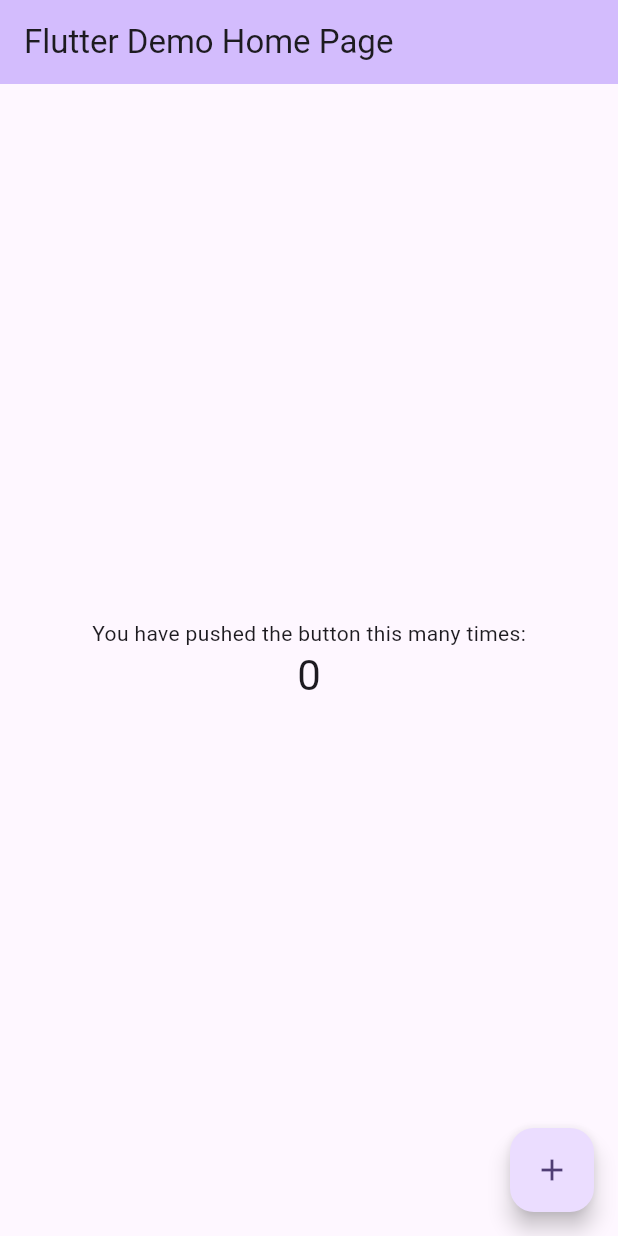
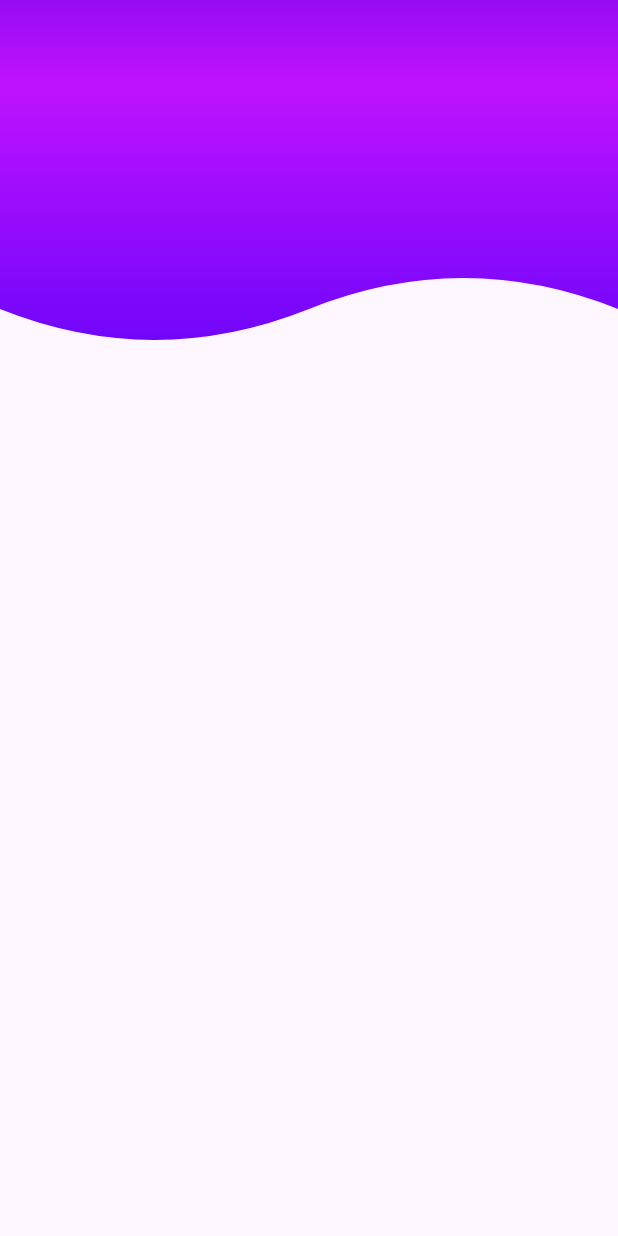
Before and after one commit to Sermio/disenos_app, a Flutter app: the screen it shows after launch, on a phone screen of 412 x 824 dp. Run offline on Flutter 3.47's test engine with Material 3 defaults, Android fonts, the phone set to English and light mode, and no system bars.

Commit message:
section1

```diff
--- a/lib/main.dart
+++ b/lib/main.dart
@@ -1,3 +1,4 @@
+import 'package:disenos_app/src/pages/headers_page.dart';
 import 'package:flutter/material.dart';
 
 void main() {
@@ -10,116 +11,9 @@ class MyApp extends StatelessWidget {
   // This widget is the root of your application.
   @override
   Widget build(BuildContext context) {
-    return MaterialApp(
-      title: 'Flutter Demo',
-      theme: ThemeData(
-        // This is the theme of your application.
-        //
-        // TRY THIS: Try running your application with "flutter run". You'll see
-        // the application has a purple toolbar. Then, without quitting the app,
-        // try changing the seedColor in the colorScheme below to Colors.green
-        // and then invoke "hot reload" (save your changes or press the "hot
-        // reload" button in a Flutter-supported IDE, or press "r" if you used
-        // the command line to start the app).
-        //
-        // Notice that the counter didn't reset back to zero; the application
-        // state is not lost during the reload. To reset the state, use hot
-        // restart instead.
-        //
-        // This works for code too, not just values: Most code changes can be
-        // tested with just a hot reload.
-        colorScheme: ColorScheme.fromSeed(seedColor: Colors.deepPurple),
-        useMaterial3: true,
-      ),
-      home: const MyHomePage(title: 'Flutter Demo Home Page'),
+    return const MaterialApp(
+      title: 'Diseños App',
+      home: HeadersPage(),
     );
   }
 }
-
-class MyHomePage extends StatefulWidget {
-  const MyHomePage({super.key, required this.title});
-
-  // This widget is the home page of your application. It is stateful, meaning
-  // that it has a State object (defined below) that contains fields that affect
-  // how it looks.
-
-  // This class is the configuration for the state. It holds the values (in this
-  // case the title) provided by the parent (in this case the App widget) and
-  // used by the build method of the State. Fields in a Widget subclass are
-  // always marked "final".
-
-  final String title;
-
-  @override
-  State<MyHomePage> createState() => _MyHomePageState();
-}
-
-class _MyHomePageState extends State<MyHomePage> {
-  int _counter = 0;
-
-  void _incrementCounter() {
-    setState(() {
-      // This call to setState tells the Flutter framework that something has
-      // changed in this State, which causes it to rerun the build method below
-      // so that the display can reflect the updated values. If we changed
-      // _counter without calling setState(), then the build method would not be
-      // called again, and so nothing would appear to happen.
-      _counter++;
-    });
-  }
-
-  @override
-  Widget build(BuildContext context) {
-    // This method is rerun every time setState is called, for instance as done
-    // by the _incrementCounter method above.
-    //
-    // The Flutter framework has been optimized to make rerunning build methods
-    // fast, so that you can just rebuild anything that needs updating rather
-    // than having to individually change instances of widgets.
-    return Scaffold(
-      appBar: AppBar(
-        // TRY THIS: Try changing the color here to a specific color (to
-        // Colors.amber, perhaps?) and trigger a hot reload to see the AppBar
-        // change color while the other colors stay the same.
-        backgroundColor: Theme.of(context).colorScheme.inversePrimary,
-        // Here we take the value from the MyHomePage object that was created by
-        // the App.build method, and use it to set our appbar title.
-        title: Text(widget.title),
-      ),
-      body: Center(
-        // Center is a layout widget. It takes a single child and positions it
-        // in the middle of the parent.
-        child: Column(
-          // Column is also a layout widget. It takes a list of children and
-          // arranges them vertically. By default, it sizes itself to fit its
-          // children horizontally, and tries to be as tall as its parent.
-          //
-          // Column has various properties to control how it sizes itself and
-          // how it positions its children. Here we use mainAxisAlignment to
-          // center the children vertically; the main axis here is the vertical
-          // axis because Columns are vertical (the cross axis would be
-          // horizontal).
-          //
-          // TRY THIS: Invoke "debug painting" (choose the "Toggle Debug Paint"
-          // action in the IDE, or press "p" in the console), to see the
-          // wireframe for each widget.
-          mainAxisAlignment: MainAxisAlignment.center,
-          children: <Widget>[
-            const Text(
-              'You have pushed the button this many times:',
-            ),
-            Text(
-              '$_counter',
-              style: Theme.of(context).textTheme.headlineMedium,
-            ),
-          ],
-        ),
-      ),
-      floatingActionButton: FloatingActionButton(
-        onPressed: _incrementCounter,
-        tooltip: 'Increment',
-        child: const Icon(Icons.add),
-      ), // This trailing comma makes auto-formatting nicer for build methods.
-    );
-  }
-}
--- /dev/null
+++ b/lib/src/pages/headers_page.dart
@@ -0,0 +1,13 @@
+import 'package:disenos_app/src/widgets/headers.dart';
+import 'package:flutter/material.dart';
+
+class HeadersPage extends StatelessWidget {
+  const HeadersPage({super.key});
+
+  @override
+  Widget build(BuildContext context) {
+    return const Scaffold(
+      body: HeaderWaveGradient(),
+    );
+  }
+}
```
Also changed, not shown: lib/src/widgets/headers.dart (added, +298 -0 lines).
